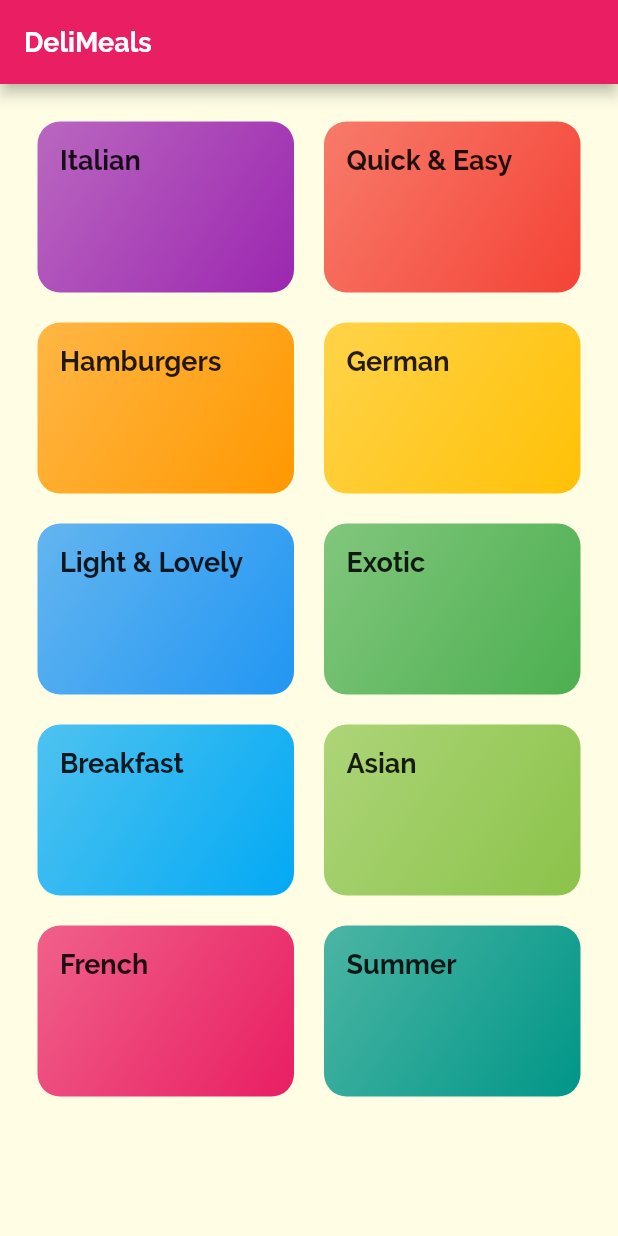
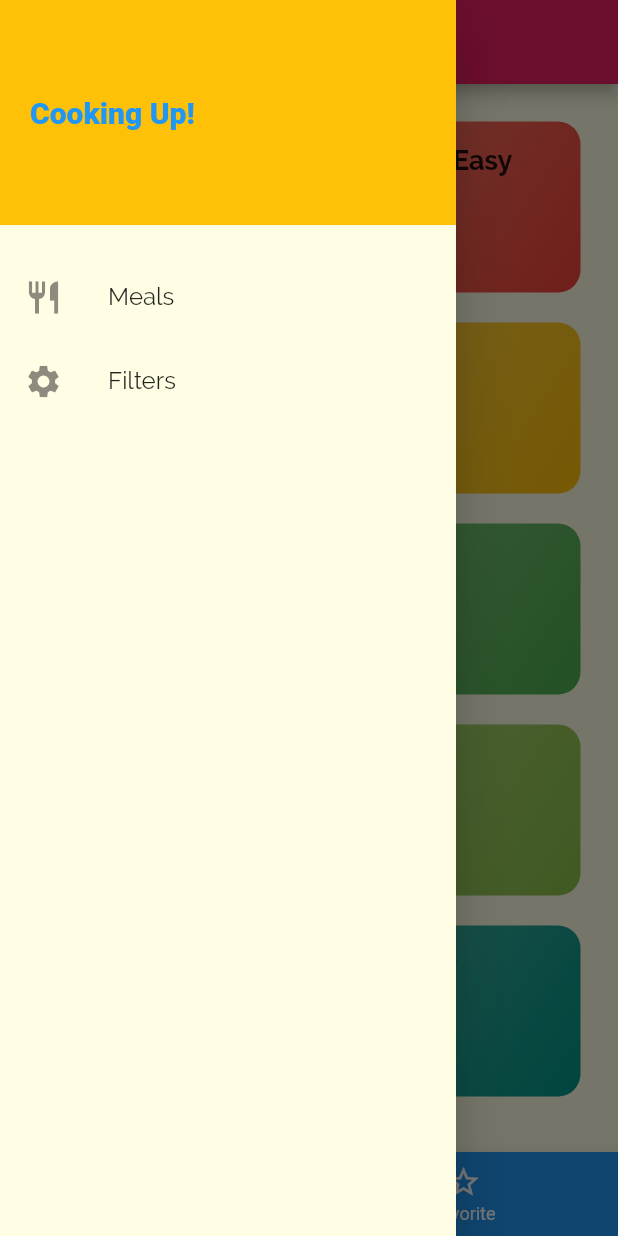
Before and after one commit to Ayesha17/Meal_app, a Flutter app: the screen it shows after launch, with the side drawer open (before the commit the screen has no drawer), on a phone screen of 412 x 824 dp. Run offline on Flutter 3.47's test engine with Material 2 defaults, Android fonts, the phone set to English and light mode, and no system bars.

```diff
--- a/lib/main.dart
+++ b/lib/main.dart
@@ -1,10 +1,9 @@
-import 'dart:ui';
-
 import 'package:flutter/material.dart';
-import 'package:meal_app/screens/meal_detail_screen.dart';
+import 'package:meal_app/screens/favorite_screen.dart';
+import './screens/meal_detail_screen.dart';
+import './screens/tabs_screen.dart';
 import 'screens/category_meals_screen.dart';
 
-import 'screens/categories_screen.dart';
 
 void main() {
   runApp(const MyApp());
@@ -43,9 +42,10 @@ class MyApp extends StatelessWidget {
           )),
       // home: CategoriesScreen(title: 'DeliMeals'),
       routes: {
-        '/': (context)=>CategoriesScreen(title: 'DeliMeals'),
+        '/': (context)=>TabsScreen(),
         CategoryMealsScreen.routeName:(context)=>CategoryMealsScreen(),
         MealDetailScreen.routeName:(context)=>MealDetailScreen(),
+        FavoriteScreen.routeName:(context)=> FavoriteScreen()
       },
     );
   }
--- a/lib/screens/categories_screen.dart
+++ b/lib/screens/categories_screen.dart
@@ -11,11 +11,13 @@ class CategoriesScreen extends StatelessWidget {
 
   @override
   Widget build(BuildContext context) {
-    return Scaffold(
-      appBar: AppBar(
-        title: Text(title),
-      ),
-      body: GridView(
+    return
+      // Scaffold(
+      // appBar: AppBar(
+      //   title: Text(title),
+      // ),
+      // body:
+      GridView(
         padding: const EdgeInsets.all(25),
         gridDelegate: const SliverGridDelegateWithMaxCrossAxisExtent(
           maxCrossAxisExtent: 200,
@@ -26,7 +28,7 @@ class CategoriesScreen extends StatelessWidget {
         children: DUMMY_CATEGORIES
             .map((catData) => CategoryItem(catData.id,catData.title, catData.color))
             .toList(),
-      ),
-    );
+      );
+    // );
   }
 }
--- /dev/null
+++ b/lib/screens/favorite_screen.dart
@@ -0,0 +1,21 @@
+import 'package:flutter/cupertino.dart';
+import 'package:flutter/material.dart';
+import 'package:meal_app/screens/main_drawer.dart';
+
+class FavoriteScreen extends StatelessWidget {
+  static const routeName = '/favorite';
+
+  @override
+  Widget build(BuildContext context) {
+    return Scaffold(
+      appBar: AppBar(
+        title: Text('Favorite Screen'),
+
+      ),
+      drawer: MainDrawer(),
+      body: const Center(
+        child: Text('Favorite Screen'),
+      ),
+    );
+  }
+}
--- /dev/null
+++ b/lib/screens/main_drawer.dart
@@ -0,0 +1,51 @@
+import 'package:flutter/cupertino.dart';
+import 'package:flutter/material.dart';
+
+import 'favorite_screen.dart';
+
+class MainDrawer extends StatelessWidget {
+  @override
+  Widget build(BuildContext context) {
+    return Drawer(
+      child: Column(
+        children: [
+          Container(
+            height: 150,
+            width: double.infinity,
+            padding: EdgeInsets.all(20),
+            color: Theme.of(context).colorScheme.secondary,
+            alignment: Alignment.centerLeft,
+            child: Text(
+              'Cooking Up!',
+              style: TextStyle(
+                  fontWeight: FontWeight.w800,
+                  fontSize: 20,
+                  color: Theme.of(context).primaryColor),
+            ),
+          ),
+          const SizedBox(
+            height: 20,
+          ),
+          buildList('Meals', Icons.restaurant,
+              () => {Navigator.of(context).pushReplacementNamed('/')}),
+          buildList('Filters', Icons.settings, () => {Navigator.of(context).pushReplacementNamed(FavoriteScreen.routeName)})
+        ],
+      ),
+    );
+  }
+
+  Widget buildList(String title, IconData icon, Function() tapHandler) {
+    return ListTile(
+      leading: Icon(
+        icon,
+        size: 26,
+      ),
+      title: Text(
+        title,
+        style: const TextStyle(
+            fontFamily: 'Raleway', fontSize: 16, fontWeight: FontWeight.w300),
+      ),
+      onTap: tapHandler,
+    );
+  }
+}
--- /dev/null
+++ b/lib/screens/tabs_screen.dart
@@ -0,0 +1,84 @@
+import 'package:flutter/material.dart';
+import 'package:meal_app/screens/categories_screen.dart';
+import 'package:meal_app/screens/favorite_screen.dart';
+import 'package:meal_app/screens/main_drawer.dart';
+
+class TabsScreen extends StatefulWidget {
+  @override
+  State<StatefulWidget> createState() => _TabScreenState();
+}
+
+class _TabScreenState extends State<TabsScreen> {
+  List<Widget> _pages = [
+    CategoriesScreen(
+      title: 'Meals',
+    ),
+    FavoriteScreen()
+  ];
+  int _selectedPageIndex = 0;
+
+  void _selectPage(int index) {
+    setState(() {
+      _selectedPageIndex = index;
+    });
+  }
+
+  //Bottom Navigation bar
+  @override
+  Widget build(BuildContext context) {
+    return Scaffold(
+      appBar: AppBar(
+        title: const Text('Meals'),
+      ),
+      drawer: MainDrawer(),
+      body: _pages[_selectedPageIndex],
+      bottomNavigationBar: BottomNavigationBar(
+        onTap: _selectPage,
+        backgroundColor: Theme.of(context).primaryColor,
+        unselectedItemColor: Colors.white,
+        selectedItemColor: Theme.of(context).colorScheme.secondary,
+        currentIndex: _selectedPageIndex,
+        // type: BottomNavigationBarType.shifting,
+        items: [
+          BottomNavigationBarItem(
+              backgroundColor: Theme.of(context).primaryColor,
+              icon: Icon(Icons.category),
+              label: 'Categories'),
+          BottomNavigationBarItem(
+              backgroundColor: Theme.of(context).primaryColor,
+              icon: Icon(Icons.star_border),
+              label: 'Favorite')
+        ],
+      ),
+    );
+  }
+
+//top Bar
+
+// @override
+// Widget build(BuildContext context) {
+//   return DefaultTabController(
+//       length: 2,
+//       initialIndex: 1, //start from or select the screen bydefault
+//       child: Scaffold(
+//         appBar: AppBar(
+//           title: const Text('Meals'),
+//           bottom: const TabBar(
+//             tabs: [
+//               Tab(
+//                 icon: Icon(Icons.category),
+//                 text: 'Categories',
+//               ),
+//               Tab(
+//                 icon: Icon(Icons.star),
+//                 text: 'Favorites',
+//               )
+//             ],
+//           ),
+//         ),
+//         body: TabBarView(
+//           children: [CategoriesScreen(title: 'DeliMeals'), FavoriteScreen()],
+//         ),
+//       ));
+// }
+}
--- a/lib/widgets/category_item.dart
+++ b/lib/widgets/category_item.dart
@@ -10,7 +10,8 @@ class CategoryItem extends StatelessWidget {
 
   void selectCategory(BuildContext ctx) {
     Navigator.of(ctx).pushNamed(CategoryMealsScreen.routeName,arguments: {
-      'id':id
+      'id':id,
+      'title':title
     });
     // Navigator.of(ctx).push(MaterialPageRoute(builder: (_) {
     //   return CategoryMealsScreen(categoryId: this.id,categoryTitle: this.title,);
```
Also changed, not shown: lib/screens/category_meals_screen.dart (+36 -11 lines), lib/screens/meal_detail_screen.dart (+62 -19 lines), lib/widgets/meal_item.dart (+10 -3 lines).
